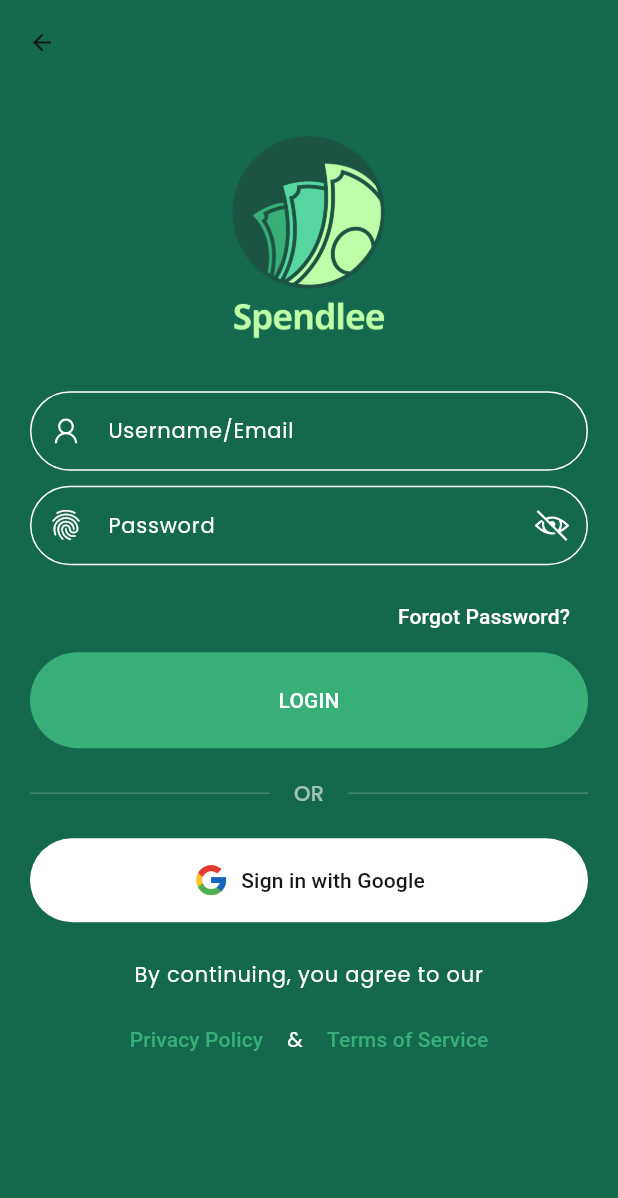
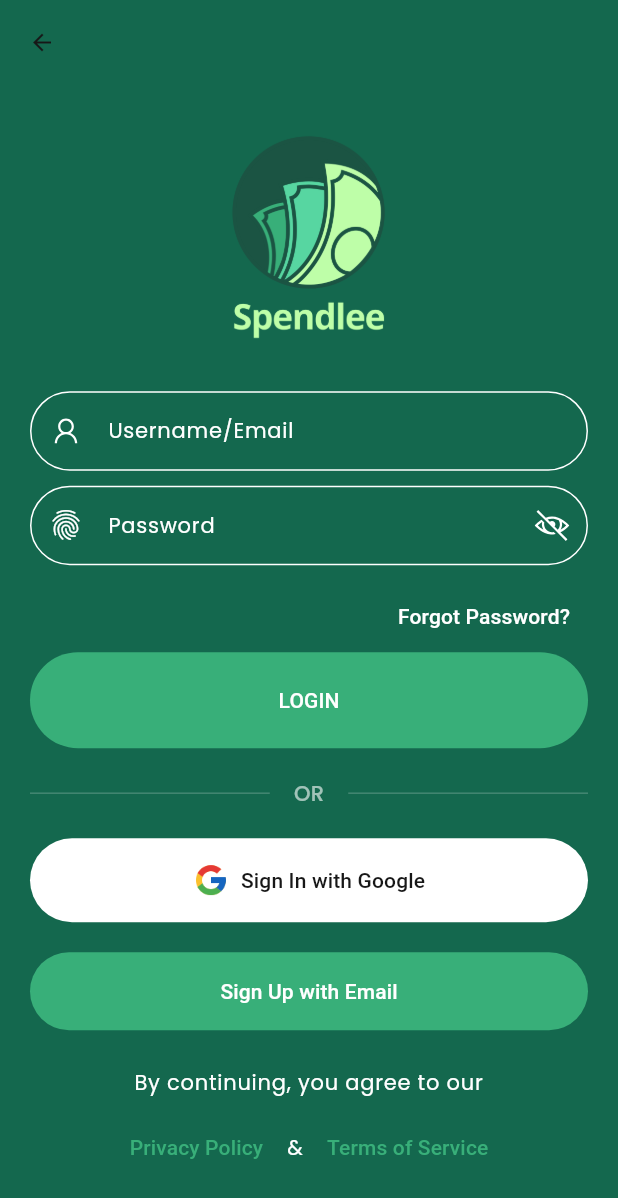
Before and after one commit to depaulian/spendlee_app, a Flutter app: the LoginScreen screen opened directly, after a tap on "Privacy Policy", on a phone screen of 412 x 824 dp. Shown: the top 1198 px of the screen. Run offline on Flutter 3.47's test engine with Material 3 defaults, Android fonts, the phone set to English and light mode, and no system bars; our stand-ins replace curved_navigation_bar, firebase_core, fl_chart, flutter_native_splash, geolocator, get and 5 more; missing offline and left inert: purchases_flutter; accounts and stored records are empty.

```diff
--- a/lib/src/common_widgets/privacy_footer_dart.dart
+++ b/lib/src/common_widgets/privacy_footer_dart.dart
@@ -1,3 +1,4 @@
+import 'package:expense_tracker/src/constants/external_endpoints.dart';
 import 'package:flutter/material.dart';
 import 'package:url_launcher/url_launcher.dart';
 import 'package:expense_tracker/src/constants/colors.dart';
@@ -29,8 +30,7 @@ class PrivacyFooterWidget extends StatelessWidget {
                 children: [
                   TextButton(
                     onPressed: () async {
-                      const privacyPolicyUrl = 'https://spendlee.afyago.com/privacy';
-                      final Uri uri = Uri.parse(privacyPolicyUrl);
+                      final Uri uri = Uri.parse(tPrivacyUrl);
                       if (!await launchUrl(uri)) {
                         throw Exception('Could not launch $uri');
                       }
@@ -46,8 +46,7 @@ class PrivacyFooterWidget extends StatelessWidget {
                   ),
                   TextButton(
                     onPressed: () async {
-                      const termsUrl = 'https://spendlee.afyago.com/terms';
-                      final Uri uri = Uri.parse(termsUrl);
+                      final Uri uri = Uri.parse(tTosUrl);
                       if (!await launchUrl(uri)) {
                         throw Exception('Could not launch $uri');
                       }
--- a/lib/src/constants/external_endpoints.dart
+++ b/lib/src/constants/external_endpoints.dart
@@ -1,6 +1,6 @@
 /* -- API End Points -- */
 
-const String tBaseUrl = 'https://spendlee.afyago.com';
+const String tBaseUrl = 'https://spendlee.com';
 
 // Authentication endpoints
 const String tLoginUrl = '$tBaseUrl/users/login';
@@ -53,3 +53,9 @@ const String tPremiumStatusUrl = '$tBaseUrl/users/premium-status';
 // Health check endpoints
 const String tHealthCheckUrl = '$tBaseUrl/health';
 const String tRootUrl = '$tBaseUrl/';
+
+//Legal endpoints
+const String tPrivacyUrl = '$tBaseUrl/privacy';
+const String tTosUrl = '$tBaseUrl/terms';
+//About
+const String tABoutUrl = tBaseUrl;
--- a/lib/src/features/authentication/screens/email_verification/email_verification_screen.dart
+++ b/lib/src/features/authentication/screens/email_verification/email_verification_screen.dart
@@ -1,3 +1,4 @@
+import 'package:expense_tracker/src/common_widgets/privacy_footer_dart.dart';
 import 'package:expense_tracker/src/features/authentication/screens/email_verification/widgets/email_back_button.dart';
 import 'package:expense_tracker/src/features/authentication/screens/email_verification/widgets/email_background_decorations.dart';
 import 'package:expense_tracker/src/features/authentication/screens/email_verification/widgets/email_header.dart';
@@ -28,10 +29,12 @@ class EmailVerificationScreen extends StatelessWidget {
                   children: [
                     const SizedBox(height: 20),
                     const EmailBackButton(),
-                    const SizedBox(height: 40),
+                    const SizedBox(height: 20),
                     const EmailHeader(),
                     const SizedBox(height: 40),
                     const EmailInputForm(),
+                    const SizedBox(height: 40),
+                    const PrivacyFooterWidget(),
                   ],
                 ),
               ),
--- a/lib/src/features/authentication/screens/login/widgets/login_form_widget.dart
+++ b/lib/src/features/authentication/screens/login/widgets/login_form_widget.dart
@@ -1,3 +1,4 @@
+import 'package:expense_tracker/src/features/authentication/screens/email_verification/email_verification_screen.dart';
 import 'package:expense_tracker/src/features/authentication/screens/forget_password/forget_password_mail.dart';
 import 'package:expense_tracker/src/features/authentication/screens/login/widgets/divider_with_text.dart';
 import 'package:flutter/material.dart';
@@ -170,7 +171,7 @@ class LoginFormWidgetState extends State<LoginFormWidget> {
                       width: 24,
                     ),
                     label: const Text(
-                      'Sign in with Google',
+                      'Sign In with Google',
                       style: TextStyle(color: tDarkColor),
                     ),
                     onPressed: controller.isLoading.value
@@ -184,6 +185,22 @@ class LoginFormWidgetState extends State<LoginFormWidget> {
                   ),
                 ),
               ),
+              const SizedBox(height: 20),
+              SizedBox(
+                width: double.infinity,
+                child: OutlinedButton.icon(
+                  label: const Text(
+                    'Sign Up with Email',
+                    style: TextStyle(color: tWhiteColor),
+                  ),
+                  onPressed: () => Get.to(()=>EmailVerificationScreen()),
+                  style: OutlinedButton.styleFrom(
+                    padding: const EdgeInsets.symmetric(vertical: 16),
+                    side: BorderSide.none,
+                    backgroundColor: tSecondaryColor,
+                  ),
+                ),
+              )
             ],
           ),
         ),
```
Also changed, not shown: lib/src/features/core/screens/settings/widgets/about.dart (+8 -6 lines).
